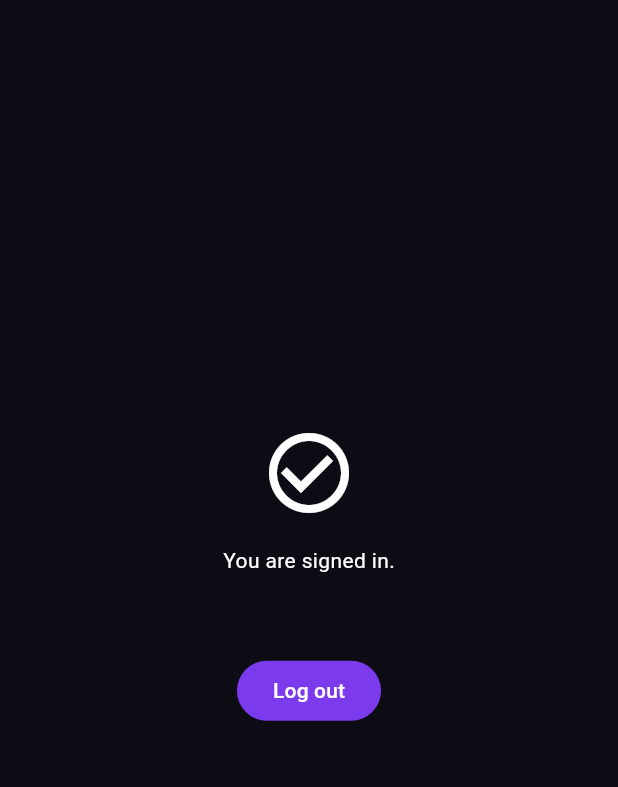
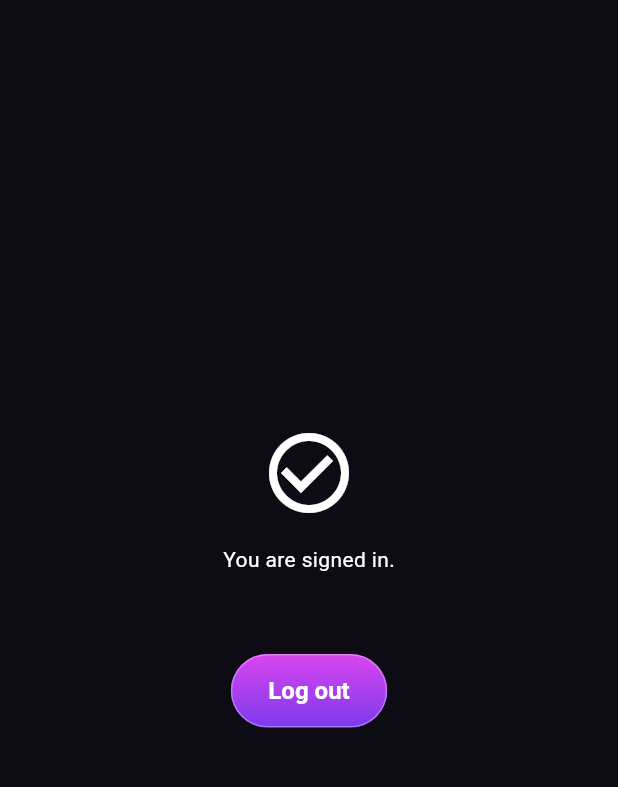
Before and after one commit to Nikolrize/lurk_app, a Flutter app: the screen it shows once a user with an empty profile is signed in, on a phone screen of 412 x 824 dp, the part 84-871 px from its top. Run offline on Flutter 3.47's test engine with Material 3 defaults, Android fonts, the phone set to English and light mode, and no system bars; our stand-ins replace firebase_auth, firebase_core, flutter_riverpod, google_sign_in; accounts and stored records are empty.

Commit message:
Update app theme to include buttons, textfield, cards, filters and text

```diff
--- a/lib/core/theme/app_colors.dart
+++ b/lib/core/theme/app_colors.dart
@@ -7,5 +7,6 @@ class AppColors {
   static const secondary = Color(0xFFD946EF);
   static const text = Color(0xFFFFFFFF);
   static const textSecondary = Color(0xFFA6A1B5);
+  static const outline = Color(0xFF332D45);
   static const error = Color(0xFFFF6B6B);
 }
--- a/lib/core/theme/app_theme.dart
+++ b/lib/core/theme/app_theme.dart
@@ -1,8 +1,10 @@
 import 'package:flutter/material.dart';
-import 'package:lurk_app/core/theme/app_colors.dart';
+import 'app_colors.dart';
 
 class AppTheme {
   static final dark = ThemeData(
+    useMaterial3: true,
+
     colorScheme:
         ColorScheme.fromSeed(
           seedColor: AppColors.primary,
@@ -15,9 +17,158 @@ class AppTheme {
           surface: AppColors.surface,
           onSurface: AppColors.text,
           onSurfaceVariant: AppColors.textSecondary,
+          outline: AppColors.outline,
           error: AppColors.error,
           onError: AppColors.background,
         ),
+
     scaffoldBackgroundColor: AppColors.background,
+
+    // Primary actions
+    filledButtonTheme: FilledButtonThemeData(
+      style:
+          FilledButton.styleFrom(
+            backgroundColor: AppColors.primary,
+            foregroundColor: AppColors.text,
+            minimumSize: const Size(0, 48),
+            padding: const EdgeInsets.symmetric(horizontal: 24, vertical: 14),
+            textStyle: const TextStyle(
+              fontSize: 16,
+              fontWeight: FontWeight.w600,
+            ),
+            shape: const StadiumBorder(),
+          ).copyWith(
+            backgroundBuilder: (context, states, child) {
+              if (states.contains(WidgetState.disabled)) {
+                return child ?? const SizedBox.shrink();
+              }
+              return Ink(
+                decoration: ShapeDecoration(
+                  gradient: const LinearGradient(
+                    begin: Alignment.topCenter,
+                    end: Alignment.bottomCenter,
+                    colors: [AppColors.secondary, AppColors.primary],
+                  ),
+                  shape: StadiumBorder(
+                    side: BorderSide(
+                      color: AppColors.text.withValues(alpha: 0.3),
+                    ),
+                  ),
+                ),
+                child: child,
+              );
+            },
+          ),
+    ),
+
+    // Secondary actions
+    outlinedButtonTheme: OutlinedButtonThemeData(
+      style: OutlinedButton.styleFrom(
+        foregroundColor: AppColors.text,
+        side: const BorderSide(color: AppColors.outline),
+        minimumSize: const Size(0, 48),
+        padding: const EdgeInsets.symmetric(horizontal: 24, vertical: 14),
+        shape: const StadiumBorder(),
+      ),
+    ),
+
+    // Smaller actions
+    textButtonTheme: TextButtonThemeData(
+      style: TextButton.styleFrom(foregroundColor: AppColors.secondary),
+    ),
+
+    // TextField and TextFormField
+    inputDecorationTheme: InputDecorationThemeData(
+      filled: true,
+      fillColor: AppColors.surface,
+      contentPadding: const EdgeInsets.symmetric(horizontal: 16, vertical: 16),
+      hintStyle: const TextStyle(color: AppColors.textSecondary),
+      labelStyle: const TextStyle(color: AppColors.textSecondary),
+      floatingLabelStyle: const TextStyle(color: AppColors.secondary),
+      border: OutlineInputBorder(borderRadius: BorderRadius.circular(12)),
+      enabledBorder: OutlineInputBorder(
+        borderRadius: BorderRadius.circular(12),
+        borderSide: const BorderSide(color: AppColors.outline),
+      ),
+      focusedBorder: OutlineInputBorder(
+        borderRadius: BorderRadius.circular(12),
+        borderSide: const BorderSide(color: AppColors.primary, width: 2),
+      ),
+    ),
+
+    // Cards
+    cardTheme: CardThemeData(
+      color: AppColors.surface,
+      surfaceTintColor: Colors.transparent,
+      elevation: 0,
+      margin: EdgeInsets.zero,
+      clipBehavior: Clip.antiAlias,
+      shape: RoundedRectangleBorder(borderRadius: BorderRadius.circular(16)),
+    ),
+
+    // Compact filters
+    chipTheme: ChipThemeData(
+      backgroundColor: AppColors.surface,
+      selectedColor: AppColors.primary,
+      disabledColor: AppColors.surface,
+      checkmarkColor: AppColors.text,
+      labelStyle: const TextStyle(color: AppColors.text),
+      side: const BorderSide(color: AppColors.outline),
+      shape: const StadiumBorder(),
+      padding: const EdgeInsets.symmetric(horizontal: 12, vertical: 8),
+    ),
+
+    searchBarTheme: SearchBarThemeData(
+      backgroundColor: const WidgetStatePropertyAll(AppColors.surface),
+      elevation: const WidgetStatePropertyAll(0),
+      side: const WidgetStatePropertyAll(BorderSide(color: AppColors.outline)),
+      shape: const WidgetStatePropertyAll(StadiumBorder()),
+      textStyle: const WidgetStatePropertyAll(TextStyle(color: AppColors.text)),
+      hintStyle: const WidgetStatePropertyAll(
+        TextStyle(color: AppColors.textSecondary),
+      ),
+      padding: const WidgetStatePropertyAll(
+        EdgeInsets.symmetric(horizontal: 16),
+      ),
+    ),
+
+    navigationBarTheme: NavigationBarThemeData(
+      backgroundColor: AppColors.surface,
+      surfaceTintColor: Colors.transparent,
+      elevation: 0,
+      indicatorColor: AppColors.primary,
+      iconTheme: WidgetStateProperty.resolveWith((states) {
+        return IconThemeData(
+          color: states.contains(WidgetState.selected)
+              ? AppColors.text
+              : AppColors.textSecondary,
+        );
+      }),
+      labelTextStyle: WidgetStateProperty.resolveWith((states) {
+        return TextStyle(
+          fontSize: 12,
+          fontWeight: FontWeight.w600,
+          color: states.contains(WidgetState.selected)
+              ? AppColors.text
+              : AppColors.textSecondary,
+        );
+      }),
+    ),
+
+    // Text
+    textTheme: const TextTheme(
+      headlineSmall: TextStyle(
+        fontSize: 24,
+        fontWeight: FontWeight.bold,
+        color: AppColors.text,
+      ),
+      titleMedium: TextStyle(
+        fontSize: 16,
+        fontWeight: FontWeight.w600,
+        color: AppColors.text,
+      ),
+      bodyMedium: TextStyle(fontSize: 14, color: AppColors.text),
+      bodySmall: TextStyle(fontSize: 12, color: AppColors.textSecondary),
+    ),
   );
 }
```
